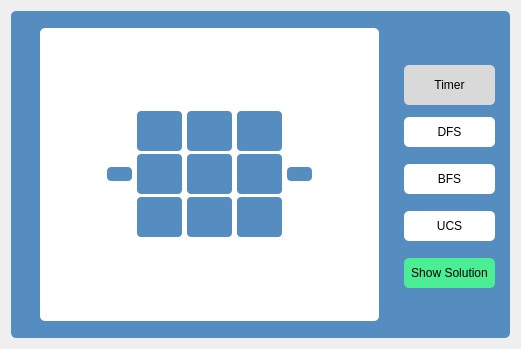
Before: the Qt Designer form GUI/8-Game-Window.ui in Amin-Mohamed1/EightPuzzleGame, drawn with Qt 5.
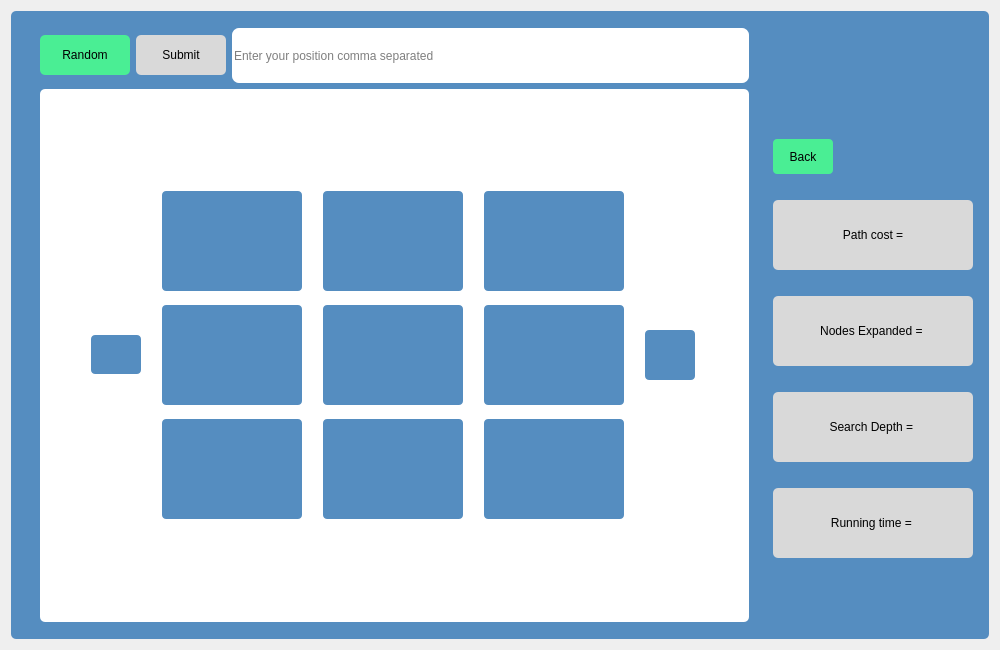
After: the same form once the commit is applied. The open tabs and pages were chosen to show the change. Icons and pictures are not drawn.

What changed in the file:
```diff
--- a/GUI/8-Game-Window.ui
+++ b/GUI/8-Game-Window.ui
@@ -6,8 +6,8 @@
    <rect>
     <x>0</x>
     <y>0</y>
-    <width>521</width>
-    <height>349</height>
+    <width>1000</width>
+    <height>650</height>
    </rect>
   </property>
   <property name="sizePolicy">
@@ -16,6 +16,18 @@
     <verstretch>0</verstretch>
    </sizepolicy>
   </property>
+  <property name="minimumSize">
+   <size>
+    <width>1000</width>
+    <height>650</height>
+   </size>
+  </property>
+  <property name="maximumSize">
+   <size>
+    <width>1000</width>
+    <height>650</height>
+   </size>
+  </property>
   <property name="windowTitle">
    <string>8-Game</string>
   </property>
@@ -36,7 +48,7 @@
 
 </string>
      </property>
-     <layout class="QHBoxLayout" name="horizontalLayout" stretch="3,1">
+     <layout class="QHBoxLayout" name="horizontalLayout" stretch="3,0">
       <property name="leftMargin">
        <number>20</number>
       </property>
@@ -59,13 +71,79 @@
 background-color:#558DC0;
 }</string>
         </property>
-        <layout class="QHBoxLayout" name="horizontalLayout_2" stretch="4">
+        <layout class="QVBoxLayout" name="verticalLayout_2" stretch="4,1">
          <property name="topMargin">
           <number>10</number>
          </property>
          <property name="bottomMargin">
           <number>10</number>
          </property>
+         <item>
+          <layout class="QHBoxLayout" name="horizontalLayout_2">
+           <item>
+            <widget class="QPushButton" name="random_button">
+             <property name="minimumSize">
+              <size>
+               <width>90</width>
+               <height>40</height>
+              </size>
+             </property>
+             <property name="cursor">
+              <cursorShape>PointingHandCursor</cursorShape>
+             </property>
+             <property name="styleSheet">
+              <string notr="true">background-color: rgb(74, 238, 148);
+border-radius: 5px;</string>
+             </property>
+             <property name="text">
+              <string>Random</string>
+             </property>
+            </widget>
+           </item>
+           <item>
+            <widget class="QPushButton" name="submit_button">
+             <property name="minimumSize">
+              <size>
+               <width>90</width>
+               <height>40</height>
+              </size>
+             </property>
+             <property name="cursor">
+              <cursorShape>PointingHandCursor</cursorShape>
+             </property>
+             <property name="styleSheet">
+              <string notr="true">background-color: rgb(217, 217, 217);
+border-radius:5px;</string>
+             </property>
+             <property name="text">
+              <string>Submit</string>
+             </property>
+            </widget>
+           </item>
+           <item>
+            <widget class="QLineEdit" name="input_field">
+             <property name="minimumSize">
+              <size>
+               <width>200</width>
+               <height>55</height>
+              </size>
+             </property>
+             <property name="styleSheet">
+              <string notr="true">border-radius:7px;</string>
+             </property>
+             <property name="inputMask">
+              <string/>
+             </property>
+             <property name="text">
+              <string/>
+             </property>
+             <property name="placeholderText">
+              <string>Enter your position comma separated</string>
+             </property>
+            </widget>
+           </item>
+          </layout>
+         </item>
          <item>
           <widget class="QFrame" name="gridFrame">
            <property name="styleSheet">
@@ -95,7 +173,7 @@
              <number>5</number>
             </property>
             <property name="verticalSpacing">
-             <number>0</number>
+             <number>2</number>
             </property>
             <item row="3" column="4">
              <widget class="QPushButton" name="pushButton_13">
@@ -107,9 +185,34 @@
               </property>
               <property name="minimumSize">
                <size>
-                <width>45</width>
-                <height>40</height>
+                <width>140</width>
+                <height>100</height>
                </size>
+              </property>
+              <property name="cursor">
+               <cursorShape>PointingHandCursor</cursorShape>
+              </property>
+              <property name="text">
+               <string/>
+              </property>
+             </widget>
+            </item>
+            <item row="1" column="3">
+             <widget class="QPushButton" name="board_button2">
+              <property name="sizePolicy">
+               <sizepolicy hsizetype="Fixed" vsizetype="Fixed">
+                <horstretch>0</horstretch>
+                <verstretch>0</verstretch>
+               </sizepolicy>
+              </property>
+              <property name="minimumSize">
+               <size>
+                <width>140</width>
+                <height>100</height>
+               </size>
+              </property>
+              <property name="cursor">
+               <cursorShape>PointingHandCursor</cursorShape>
               </property>
               <property name="text">
                <string/>
@@ -120,8 +223,8 @@
              <widget class="QPushButton" name="pushButton_11">
               <property name="minimumSize">
                <size>
-                <width>0</width>
-                <height>40</height>
+                <width>140</width>
+                <height>100</height>
                </size>
               </property>
               <property name="text">
@@ -133,27 +236,8 @@
              <widget class="QPushButton" name="pushButton_9">
               <property name="minimumSize">
                <size>
-                <width>0</width>
-                <height>40</height>
-               </size>
-              </property>
-              <property name="text">
-               <string/>
-              </property>
-             </widget>
-            </item>
-            <item row="1" column="3">
-             <widget class="QPushButton" name="pushButton_6">
-              <property name="sizePolicy">
-               <sizepolicy hsizetype="Fixed" vsizetype="Fixed">
-                <horstretch>0</horstretch>
-                <verstretch>0</verstretch>
-               </sizepolicy>
-              </property>
-              <property name="minimumSize">
-               <size>
-                <width>45</width>
-                <height>40</height>
+                <width>140</width>
+                <height>100</height>
                </size>
               </property>
               <property name="cursor">
@@ -168,8 +252,8 @@
              <widget class="QPushButton" name="pushButton_8">
               <property name="minimumSize">
                <size>
-                <width>1</width>
-                <height>40</height>
+                <width>140</width>
+                <height>100</height>
                </size>
               </property>
               <property name="text">
@@ -181,10 +265,16 @@
              <widget class="QPushButton" name="pushButton_15">
               <property name="minimumSize">
                <size>
-                <width>25</width>
+                <width>19</width>
                 <height>0</height>
                </size>
               </property>
+              <property name="maximumSize">
+               <size>
+                <width>50</width>
+                <height>50</height>
+               </size>
+              </property>
               <property name="cursor">
                <cursorShape>PointingHandCursor</cursorShape>
               </property>
@@ -197,8 +287,8 @@
               </property>
               <property name="iconSize">
                <size>
-                <width>30</width>
-                <height>30</height>
+                <width>50</width>
+                <height>50</height>
                </size>
               </property>
              </widget>
@@ -207,8 +297,8 @@
              <widget class="QPushButton" name="pushButton_12">
               <property name="minimumSize">
                <size>
-                <width>0</width>
-                <height>40</height>
+                <width>140</width>
+                <height>100</height>
                </size>
               </property>
               <property name="text">
@@ -226,8 +316,8 @@
               </property>
               <property name="minimumSize">
                <size>
-                <width>45</width>
-                <height>40</height>
+                <width>140</width>
+                <height>100</height>
                </size>
               </property>
               <property name="text">
@@ -235,18 +325,34 @@
               </property>
              </widget>
             </item>
-            <item row="1" column="2">
-             <widget class="QPushButton" name="pushButton_5">
-              <property name="sizePolicy">
-               <sizepolicy hsizetype="Fixed" vsizetype="Fixed">
-                <horstretch>0</horstretch>
-                <verstretch>0</verstretch>
-               </sizepolicy>
+            <item row="2" column="6">
+             <spacer name="horizontalSpacer_2">
+              <property name="orientation">
+               <enum>Qt::Horizontal</enum>
               </property>
+              <property name="sizeType">
+               <enum>QSizePolicy::Fixed</enum>
+              </property>
+              <property name="sizeHint" stdset="0">
+               <size>
+                <width>30</width>
+                <height>20</height>
+               </size>
+              </property>
+             </spacer>
+            </item>
+            <item row="2" column="1">
+             <widget class="QPushButton" name="prev_button">
               <property name="minimumSize">
                <size>
-                <width>45</width>
-                <height>40</height>
+                <width>25</width>
+                <height>39</height>
+               </size>
+              </property>
+              <property name="maximumSize">
+               <size>
+                <width>50</width>
+                <height>16777215</height>
                </size>
               </property>
               <property name="cursor">
@@ -255,6 +361,16 @@
               <property name="text">
                <string/>
               </property>
+              <property name="icon">
+               <iconset>
+                <normaloff>C:/Users/Omar/Downloads/WhatsApp Image 2024-10-13 at 18.25.45_2f993a40.jpg</normaloff>C:/Users/Omar/Downloads/WhatsApp Image 2024-10-13 at 18.25.45_2f993a40.jpg</iconset>
+              </property>
+              <property name="iconSize">
+               <size>
+                <width>50</width>
+                <height>50</height>
+               </size>
+              </property>
              </widget>
             </item>
             <item row="0" column="3">
@@ -268,7 +384,7 @@
               <property name="sizeHint" stdset="0">
                <size>
                 <width>20</width>
-                <height>60</height>
+                <height>70</height>
                </size>
               </property>
              </spacer>
@@ -284,11 +400,33 @@
               <property name="sizeHint" stdset="0">
                <size>
                 <width>20</width>
-                <height>60</height>
+                <height>70</height>
                </size>
               </property>
              </spacer>
             </item>
+            <item row="1" column="2">
+             <widget class="QPushButton" name="board_button1">
+              <property name="sizePolicy">
+               <sizepolicy hsizetype="Fixed" vsizetype="Fixed">
+                <horstretch>0</horstretch>
+                <verstretch>0</verstretch>
+               </sizepolicy>
+              </property>
+              <property name="minimumSize">
+               <size>
+                <width>140</width>
+                <height>100</height>
+               </size>
+              </property>
+              <property name="cursor">
+               <cursorShape>PointingHandCursor</cursorShape>
+              </property>
+              <property name="text">
+               <string/>
+              </property>
+             </widget>
+            </item>
             <item row="1" column="4" colspan="2">
              <widget class="QPushButton" name="pushButton_7">
               <property name="sizePolicy">
@@ -299,24 +437,8 @@
               </property>
               <property name="minimumSize">
                <size>
-                <width>45</width>
-                <height>40</height>
-               </size>
-              </property>
-              <property name="cursor">
-               <cursorShape>SizeAllCursor</cursorShape>
-              </property>
-              <property name="text">
-               <string/>
-              </property>
-             </widget>
-            </item>
-            <item row="2" column="1">
-             <widget class="QPushButton" name="pushButton_14">
-              <property name="minimumSize">
-               <size>
-                <width>25</width>
-                <height>0</height>
+                <width>140</width>
+                <height>100</height>
                </size>
               </property>
               <property name="cursor">
@@ -325,34 +447,8 @@
               <property name="text">
                <string/>
               </property>
-              <property name="icon">
-               <iconset>
-                <normaloff>C:/Users/Omar/Downloads/WhatsApp Image 2024-10-13 at 18.25.45_2f993a40.jpg</normaloff>C:/Users/Omar/Downloads/WhatsApp Image 2024-10-13 at 18.25.45_2f993a40.jpg</iconset>
-              </property>
-              <property name="iconSize">
-               <size>
-                <width>30</width>
-                <height>30</height>
-               </size>
-              </property>
              </widget>
             </item>
-            <item row="2" column="6">
-             <spacer name="horizontalSpacer_2">
-              <property name="orientation">
-               <enum>Qt::Horizontal</enum>
-              </property>
-              <property name="sizeType">
-               <enum>QSizePolicy::Fixed</enum>
-              </property>
-              <property name="sizeHint" stdset="0">
-               <size>
-                <width>62</width>
-                <height>20</height>
-               </size>
-              </property>
-             </spacer>
-            </item>
             <item row="2" column="0">
              <spacer name="horizontalSpacer_3">
               <property name="orientation">
@@ -363,8 +459,8 @@
               </property>
               <property name="sizeHint" stdset="0">
                <size>
-                <width>62</width>
-                <height>20</height>
+                <width>30</width>
+                <height>40</height>
                </size>
               </property>
              </spacer>
@@ -376,12 +472,13 @@
        </widget>
       </item>
       <item>
-       <widget class="QFrame" name="verticalFrame">
+       <widget class="QStackedWidget" name="stack_widget">
         <property name="styleSheet">
          <string notr="true">background-color:rgb(85, 141, 192);
 border-radius:5px;</string>
         </property>
-        <layout class="QVBoxLayout" name="verticalLayout" stretch="0,0,0,0,0,0,0">
+        <widget class="QWidget" name="algorithms_page">
+         <layout class="QVBoxLayout" name="verticalLayout" stretch="0,0,0,0,0,0,0,0,0">
          <property name="spacing">
           <number>0</number>
          </property>
@@ -408,7 +505,7 @@
            <property name="sizeHint" stdset="0">
             <size>
              <width>15</width>
-             <height>15</height>
+              <height>10</height>
             </size>
            </property>
           </spacer>
@@ -417,8 +514,8 @@
           <widget class="QLabel" name="label">
            <property name="minimumSize">
             <size>
-             <width>0</width>
-             <height>40</height>
+              <width>200</width>
+              <height>70</height>
             </size>
            </property>
            <property name="maximumSize">
@@ -440,11 +537,27 @@
           </widget>
          </item>
          <item>
-          <widget class="QPushButton" name="pushButton_3">
+           <spacer name="verticalSpacer_4">
+            <property name="orientation">
+             <enum>Qt::Vertical</enum>
+            </property>
+            <property name="sizeType">
+             <enum>QSizePolicy::Fixed</enum>
+            </property>
+            <property name="sizeHint" stdset="0">
+             <size>
+              <width>20</width>
+              <height>10</height>
+             </size>
+            </property>
+           </spacer>
+          </item>
+          <item>
+           <widget class="QPushButton" name="dfs_button">
            <property name="minimumSize">
             <size>
-             <width>0</width>
-             <height>30</height>
+              <width>200</width>
+              <height>60</height>
             </size>
            </property>
            <property name="maximumSize">
@@ -472,8 +585,8 @@
           <widget class="QPushButton" name="pushButton_2">
            <property name="minimumSize">
             <size>
-             <width>0</width>
-             <height>30</height>
+              <width>200</width>
+              <height>60</height>
             </size>
            </property>
            <property name="maximumSize">
@@ -498,8 +611,8 @@
           <widget class="QPushButton" name="pushButton_4">
            <property name="minimumSize">
             <size>
-             <width>0</width>
-             <height>30</height>
+              <width>200</width>
+              <height>60</height>
             </size>
            </property>
            <property name="maximumSize">
@@ -516,7 +629,7 @@
 border-radius:5px;</string>
            </property>
            <property name="text">
-            <string>UCS</string>
+             <string>IDS</string>
            </property>
           </widget>
          </item>
@@ -524,8 +637,34 @@
           <widget class="QPushButton" name="pushButton">
            <property name="minimumSize">
             <size>
-             <width>0</width>
-             <height>30</height>
+              <width>200</width>
+              <height>60</height>
+             </size>
+            </property>
+            <property name="maximumSize">
+             <size>
+              <width>200</width>
+              <height>16777215</height>
+             </size>
+            </property>
+            <property name="cursor">
+             <cursorShape>PointingHandCursor</cursorShape>
+            </property>
+            <property name="styleSheet">
+             <string notr="true">background-color: rgb(255, 255, 255);
+border-radius:5px;</string>
+            </property>
+            <property name="text">
+             <string>A*</string>
+            </property>
+           </widget>
+          </item>
+          <item>
+           <widget class="QPushButton" name="play_button">
+            <property name="minimumSize">
+             <size>
+              <width>200</width>
+              <height>60</height>
             </size>
            </property>
            <property name="maximumSize">
@@ -542,7 +681,7 @@
 border-radius:5px;</string>
            </property>
            <property name="text">
-            <string>Show Solution</string>
+             <string>Start Playing</string>
            </property>
           </widget>
          </item>
@@ -557,12 +696,167 @@
            <property name="sizeHint" stdset="0">
             <size>
              <width>20</width>
-             <height>15</height>
+              <height>10</height>
             </size>
            </property>
           </spacer>
          </item>
         </layout>
+        </widget>
+        <widget class="QWidget" name="solution_page">
+         <widget class="QWidget" name="verticalLayoutWidget">
+          <property name="geometry">
+           <rect>
+            <x>9</x>
+            <y>100</y>
+            <width>201</width>
+            <height>461</height>
+           </rect>
+          </property>
+          <layout class="QVBoxLayout" name="verticalLayout_5">
+           <property name="spacing">
+            <number>5</number>
+           </property>
+           <item alignment="Qt::AlignLeft">
+            <widget class="QPushButton" name="back_button">
+             <property name="minimumSize">
+              <size>
+               <width>60</width>
+               <height>35</height>
+              </size>
+             </property>
+             <property name="baseSize">
+              <size>
+               <width>0</width>
+               <height>0</height>
+              </size>
+             </property>
+             <property name="cursor">
+              <cursorShape>PointingHandCursor</cursorShape>
+             </property>
+             <property name="styleSheet">
+              <string notr="true">background-color: rgb(74, 238, 148);
+border-radius:4px;</string>
+             </property>
+             <property name="text">
+              <string>Back</string>
+             </property>
+            </widget>
+           </item>
+           <item>
+            <widget class="QLabel" name="cost_label">
+             <property name="sizePolicy">
+              <sizepolicy hsizetype="Minimum" vsizetype="Minimum">
+               <horstretch>0</horstretch>
+               <verstretch>0</verstretch>
+              </sizepolicy>
+             </property>
+             <property name="minimumSize">
+              <size>
+               <width>100</width>
+               <height>70</height>
+              </size>
+             </property>
+             <property name="maximumSize">
+              <size>
+               <width>200</width>
+               <height>70</height>
+              </size>
+             </property>
+             <property name="styleSheet">
+              <string notr="true">background-color: rgb(217, 217, 217);
+border-radius:5px;
+</string>
+             </property>
+             <property name="text">
+              <string>Path cost =</string>
+             </property>
+             <property name="alignment">
+              <set>Qt::AlignCenter</set>
+             </property>
+             <property name="wordWrap">
+              <bool>true</bool>
+             </property>
+            </widget>
+           </item>
+           <item>
+            <widget class="QLabel" name="nodes_expansion_label">
+             <property name="maximumSize">
+              <size>
+               <width>200</width>
+               <height>70</height>
+              </size>
+             </property>
+             <property name="styleSheet">
+              <string notr="true">background-color: rgb(217, 217, 217);
+border-radius:5px;
+</string>
+             </property>
+             <property name="text">
+              <string>Nodes Expanded = </string>
+             </property>
+             <property name="alignment">
+              <set>Qt::AlignCenter</set>
+             </property>
+             <property name="wordWrap">
+              <bool>true</bool>
+             </property>
+            </widget>
+           </item>
+           <item>
+            <widget class="QLabel" name="depth_label">
+             <property name="maximumSize">
+              <size>
+               <width>200</width>
+               <height>70</height>
+              </size>
+             </property>
+             <property name="styleSheet">
+              <string notr="true">background-color: rgb(217, 217, 217);
+border-radius:5px;
+</string>
+             </property>
+             <property name="text">
+              <string>Search Depth = </string>
+             </property>
+             <property name="alignment">
+              <set>Qt::AlignCenter</set>
+             </property>
+             <property name="wordWrap">
+              <bool>true</bool>
+             </property>
+            </widget>
+           </item>
+           <item>
+            <widget class="QLabel" name="time_label">
+             <property name="maximumSize">
+              <size>
+               <width>200</width>
+               <height>70</height>
+              </size>
+             </property>
+             <property name="cursor">
+              <cursorShape>ArrowCursor</cursorShape>
+             </property>
+             <property name="styleSheet">
+              <string notr="true">background-color: rgb(217, 217, 217);
+border-radius:5px;
+</string>
+             </property>
+             <property name="text">
+              <string>Running time = </string>
+             </property>
+             <property name="alignment">
+              <set>Qt::AlignCenter</set>
+             </property>
+             <property name="wordWrap">
+              <bool>true</bool>
+             </property>
+            </widget>
+           </item>
+          </layout>
+         </widget>
+        </widget>
        </widget>
       </item>
      </layout>
```
Left out of the diff: 36 changed lines with no effect on the pictures. Lines whose indentation alone changed are shown as unchanged.
